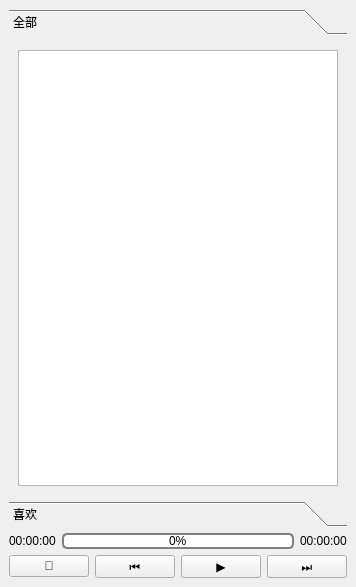
This is musicplayer.ui in ggggjlgl/LearnCPP-MusicPlayer as Qt 5 draws it before an edit. The edited form follows.
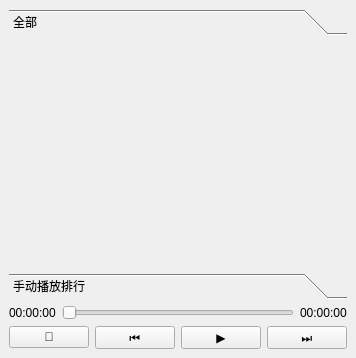
This is the edited form.

```diff
--- a/musicplayer.ui
+++ b/musicplayer.ui
@@ -6,22 +6,26 @@
    <rect>
     <x>0</x>
     <y>0</y>
-    <width>340</width>
-    <height>587</height>
+    <width>352</width>
+    <height>358</height>
    </rect>
   </property>
   <property name="windowTitle">
    <string>MusicPlayer</string>
   </property>
   <property name="styleSheet">
-   <string notr="true">QProgressBar {
-    border: 2px solid grey;
-    border-radius: 5px;
-    text-align: center;
+   <string notr="true">QListWidget {
+    background: transparent;  /* 继承父组件背景 */
+    font-size: 12px;         /* 增大字体 */
+    outline: 0;              /* 移除焦点虚线框 */
 }
-QProgressBar::chunk {
-    background-color: #05B8CC;
-    width: 10px;
+QListWidget::item {
+    height: 20px;            /* 设置行高 */
+    border: none;            /* 移除边框 */
+}
+QListWidget::item:selected {
+    background: #3498DB;      /* 选中项背景色 */
+    color: white;             /* 选中项文字颜色 */
 }</string>
   </property>
   <widget class="QWidget" name="centralwidget">
@@ -40,14 +44,26 @@
             <rect>
              <x>0</x>
              <y>0</y>
-             <width>318</width>
-             <height>451</height>
+             <width>330</width>
+             <height>216</height>
             </rect>
            </property>
            <attribute name="label">
             <string>全部</string>
            </attribute>
            <layout class="QVBoxLayout" name="verticalLayout_5">
+            <property name="leftMargin">
+             <number>0</number>
+            </property>
+            <property name="topMargin">
+             <number>0</number>
+            </property>
+            <property name="rightMargin">
+             <number>0</number>
+            </property>
+            <property name="bottomMargin">
+             <number>0</number>
+            </property>
             <item>
              <layout class="QVBoxLayout" name="verticalLayout_4">
               <item>
@@ -67,7 +83,7 @@
             </rect>
            </property>
            <attribute name="label">
-            <string>喜欢</string>
+            <string>手动播放排行</string>
            </attribute>
            <layout class="QVBoxLayout" name="verticalLayout_7">
             <item>
@@ -93,21 +109,12 @@
          </widget>
         </item>
         <item>
-         <widget class="QProgressBar" name="progressBar">
-          <property name="minimumSize">
-           <size>
-            <width>0</width>
-            <height>0</height>
-           </size>
+         <widget class="QSlider" name="hsTime">
+          <property name="tracking">
+           <bool>true</bool>
           </property>
-          <property name="maximumSize">
-           <size>
-            <width>16777215</width>
-            <height>16</height>
-           </size>
-          </property>
-          <property name="value">
-           <number>0</number>
+          <property name="orientation">
+           <enum>Qt::Orientation::Horizontal</enum>
           </property>
          </widget>
         </item>
```
Left out of the diff: 4 changed lines with no effect on the pictures.
